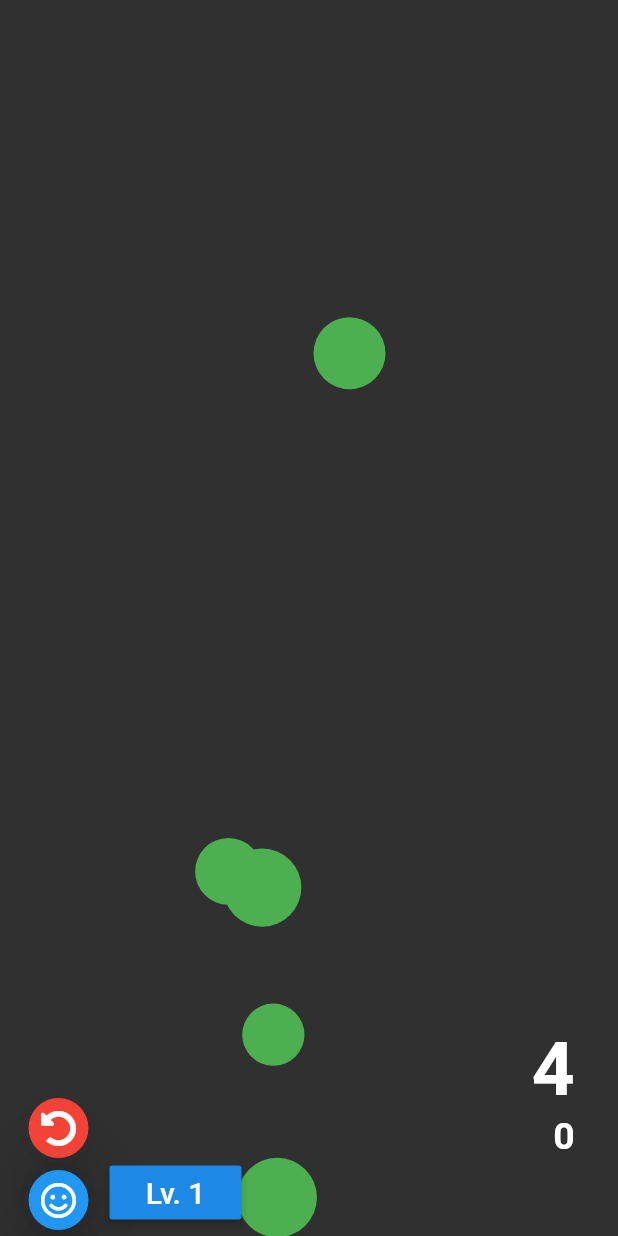
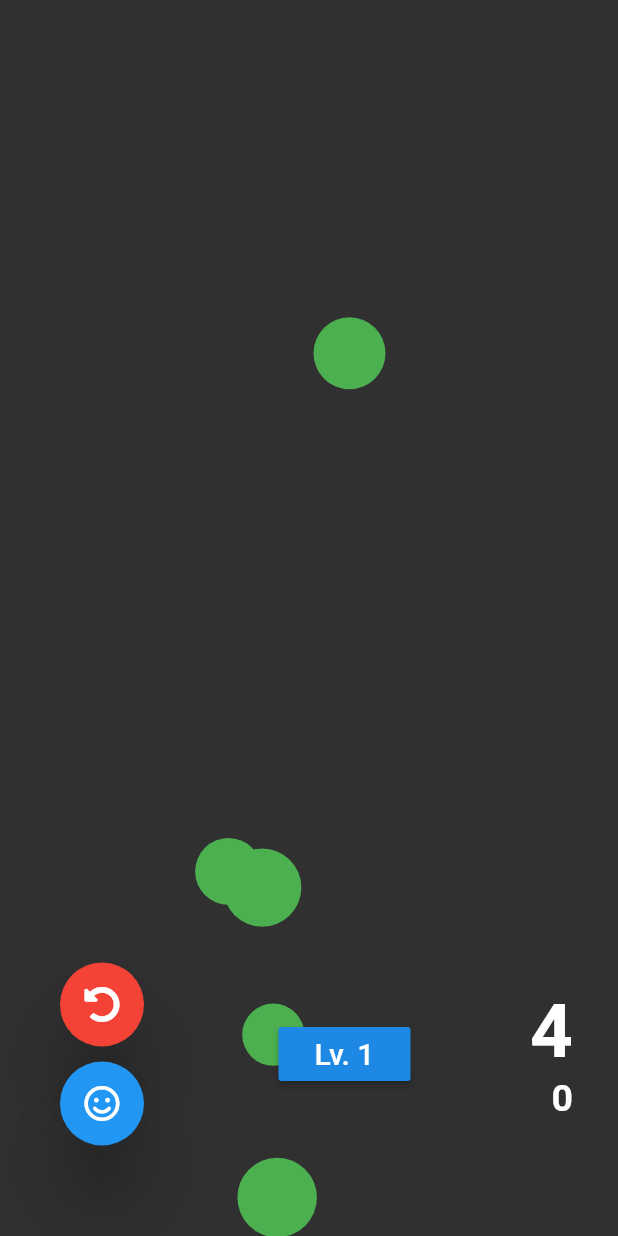
Before and after one commit to theguymeyer/reaction, a Flutter app: the screen it shows after launch, on a phone screen of 412 x 824 dp. Run offline on Flutter 3.47's test engine with Material 2 defaults, Android fonts, the phone set to English and light mode, and no system bars; our stand-ins replace font_awesome_flutter; Roboto replaces fonts that are missing (Georgia, Hind).

Commit message:
new menu location

```diff
--- a/lib/levels.dart
+++ b/lib/levels.dart
@@ -8,7 +8,7 @@ class Levels {
 
   // Level(this._id, this._batchSize, this._sizeRange, this._speedRange, this._initialTime, this._timeBonusDecimal, this._targetScore)
   List<Level> _levels = [
-    Level(1, 5, Offset(4, 20), Offset(1,17), 700, 0.1, 4), // high variance Size and Speed
+    Level(1, 5, Offset(4, 20), Offset(1,17), 700, 0.05, 4), // high variance Size and Speed
     Level(2, 10, Offset(2, 15), Offset(0.2, 7.5), 2000, 0.1, 10), // fun level
     Level(3, 30, Offset(3, 10), Offset(3.5, 5.5), 1000, 0.1, 10),
     // Level(2, 20, 0.3),
--- a/lib/main.dart
+++ b/lib/main.dart
@@ -13,6 +13,7 @@ import 'package:chain_reaction/gameInfo.dart';
 import 'package:chain_reaction/fieldManagerWidget.dart';
 import 'package:chain_reaction/gameTimer.dart';
 import 'package:chain_reaction/menu_widgets.dart';
+import 'package:chain_reaction/next_level_widget.dart';
 // import 'package:chain_reaction/my_game_timer.dart';
 import 'package:chain_reaction/notifiers.dart';
 import 'package:chain_reaction/score_widgets.dart';
@@ -122,27 +123,40 @@ class _GamePageState extends State<GamePage> {
           );
         }),
         Container(
-          // menu widgets
-          alignment: Alignment(-0.85, -0.85),
+            padding: EdgeInsets.all(30),
+            alignment: Alignment(-0.85, 0.95),
+            child: Row(
+                crossAxisAlignment: CrossAxisAlignment.center,
+                mainAxisAlignment: MainAxisAlignment.spaceBetween,
+                children: <Widget>[
+                  FittedBox(
+                    // menu widgets (restart button and info button)
                     child: Padding(
-              padding: EdgeInsets.symmetric(vertical: 0, horizontal: 10),
+                        padding:
+                            EdgeInsets.symmetric(vertical: 10, horizontal: 10),
                         child: MenuWidgets(
-                currentLevel: currentLevel,
                           restartLevel: () {
                             restartLevel();
                           },
+                        )),
+                  ),
+                  FittedBox(
+                    // next level
+                    child: NextLevelWidget(
+                      currentLevel: currentLevel,
                       nextLevel: () {
                         Provider.of<TotalScore>(context, listen: false)
                             .addTotalPoints(gameInfo.score);
                         nextLevel();
                       },
-              )),
                     ),
-        Container(
+                  ),
+                  FittedBox(
                     // score widgets
-          alignment: Alignment(0.85, 1.0),
+                    alignment: Alignment(0.85, 0.85),
                     child: ScoreWidgets(gameInfo),
-        ),
+                  )
+                ])),
       ],
     ));
   }
--- a/lib/menu_widgets.dart
+++ b/lib/menu_widgets.dart
@@ -5,13 +5,15 @@ import 'package:font_awesome_flutter/font_awesome_flutter.dart';
 import 'package:provider/provider.dart';
 
 class MenuWidgets extends StatelessWidget {
-  final int currentLevel;
+  // final int currentLevel;
   final GameCallback restartLevel;
-  final GameCallback nextLevel;
-  final double _horizPadding = 5;
+  // final GameCallback nextLevel;
+  final double _horizPadding = 0;
+  final double _vertPadding = 5;
   final double _elevation = 20;
 
-  const MenuWidgets({this.currentLevel, this.restartLevel, this.nextLevel});
+  // const MenuWidgets({this.currentLevel, this.restartLevel, this.nextLevel});
+  const MenuWidgets({this.restartLevel});
 
   @override
   Widget build(BuildContext context) {
@@ -22,55 +24,54 @@ class MenuWidgets extends StatelessWidget {
             mainAxisAlignment: MainAxisAlignment.end,
             children: <Widget>[
               Padding(
-                  // reset button
+
+                  /// reset button
                   padding: EdgeInsets.symmetric(
-                      vertical: 0, horizontal: _horizPadding),
+                      vertical: _vertPadding, horizontal: _horizPadding),
                   child: Container(
                       child: FloatingActionButton(
-                          mini: true,
+                          mini: false,
                           backgroundColor: Colors.red,
                           elevation: _elevation,
                           child: Icon(FontAwesomeIcons.undoAlt),
                           onPressed: () => {restartLevel()}))),
               Padding(
-                  // info button
+
+                  /// info button
                   padding: EdgeInsets.symmetric(
-                      vertical: 0, horizontal: _horizPadding),
+                      vertical: _vertPadding, horizontal: _horizPadding),
                   child: Container(
                       child: FloatingActionButton(
-                          mini: true,
+                          mini: false,
                           backgroundColor: Colors.blue,
                           elevation: _elevation,
                           child: Icon(FontAwesomeIcons.smile),
                           onPressed: () => {}))),
             ]),
-        Padding(
-            // new level button
-            padding:
-                EdgeInsets.symmetric(vertical: _horizPadding, horizontal: _horizPadding),
-            child: Column(
-                crossAxisAlignment: CrossAxisAlignment.start,
-                mainAxisAlignment: MainAxisAlignment.end,
-                children: <Widget>[
-                  Consumer<StatusNotifier>(
-                      builder: (context, myStatusNotifer, _) {
-                    return (myStatusNotifer.getStatus == Status.winner)
-                        ? RaisedButton(
-                            elevation: _elevation,
-                            color: Colors.yellow,
-                            child: Text("Lv. ${(currentLevel + 1).toString()}",
-                                style: TextStyle(fontSize: 20)),
-                            onPressed: () {
-                              nextLevel();
-                            },
-                          )
-                        : RaisedButton(
-                            child: Text("Lv. ${(currentLevel).toString()}",
-                                style: TextStyle(fontSize: 20)),
-                            onPressed: () {},
-                          );
-                  })
-                ]))
+        // Column(
+
+        //     /// level counter + next level button
+        //     crossAxisAlignment: CrossAxisAlignment.start,
+        //     mainAxisAlignment: MainAxisAlignment.end,
+        //     children: <Widget>[
+        //       Consumer<StatusNotifier>(builder: (context, myStatusNotifer, _) {
+        //         return (myStatusNotifer.getStatus == Status.winner)
+        //             ? RaisedButton(
+        //                 elevation: _elevation,
+        //                 color: Colors.yellow,
+        //                 child: Text("Lv. ${(currentLevel + 1).toString()}",
+        //                     style: TextStyle(fontSize: 20)),
+        //                 onPressed: () {
+        //                   nextLevel();
+        //                 },
+        //               )
+        //             : RaisedButton(
+        //                 child: Text("Lv. ${(currentLevel).toString()}",
+        //                     style: TextStyle(fontSize: 20)),
+        //                 onPressed: () {},
+        //               );
+        //       })
+        //     ])
       ],
     );
   }
--- /dev/null
+++ b/lib/next_level_widget.dart
@@ -0,0 +1,45 @@
+// import 'package:chain_reaction/gameInfo.dart';
+import 'package:chain_reaction/notifiers.dart';
+import 'package:flutter/material.dart';
+// import 'package:font_awesome_flutter/font_awesome_flutter.dart';
+import 'package:provider/provider.dart';
+
+class NextLevelWidget extends StatelessWidget {
+  final int currentLevel;
+  // final GameCallback restartLevel;
+  final GameCallback nextLevel;
+  final double _horizPadding = 0;
+  final double _vertPadding = 5;
+  final double _elevation = 20;
+
+  const NextLevelWidget({this.currentLevel, this.nextLevel});
+
+  @override
+  Widget build(BuildContext context) {
+    return Column(
+        /// next level button
+        crossAxisAlignment: CrossAxisAlignment.start,
+        mainAxisAlignment: MainAxisAlignment.end,
+        children: <Widget>[
+          Consumer<StatusNotifier>(builder: (context, myStatusNotifer, _) {
+            return (myStatusNotifer.getStatus == Status.winner)
+                ? RaisedButton(
+                    elevation: _elevation,
+                    color: Colors.yellow,
+                    child: Text("Lv. ${(currentLevel + 1).toString()}",
+                        style: TextStyle(fontSize: 20)),
+                    onPressed: () {
+                      nextLevel();
+                    },
+                  )
+                : RaisedButton(
+                    child: Text("Lv. ${(currentLevel).toString()}",
+                        style: TextStyle(fontSize: 20)),
+                    onPressed: () {},
+                  );
+          })
+        ]);
+  }
+}
+
+typedef GameCallback = void Function();
--- a/lib/score_widgets.dart
+++ b/lib/score_widgets.dart
@@ -17,9 +17,7 @@ class ScoreWidgets extends StatefulWidget {
 class _ScoreWidgetsState extends State<ScoreWidgets> {
   @override
   Widget build(BuildContext context) {
-    return Padding(
-        padding: EdgeInsets.symmetric(vertical: 52),
-        child: Column(
+    return Column(
           crossAxisAlignment: CrossAxisAlignment.end,
           mainAxisAlignment: MainAxisAlignment.end,
           children: <Widget>[
@@ -28,7 +26,6 @@ class _ScoreWidgetsState extends State<ScoreWidgets> {
                 child: Consumer<CaughtPointNotifier>(
                     builder: (context, thisNotifier, _) {
               return Text(
-                // TODO this reaching zero freezes game and next level
                 "${widget._gameInfo.targetScoreForCurrentLevel.round() - thisNotifier.caughtPoints}",
                 style: TextStyle(
                   fontSize: 50.0,
@@ -51,6 +48,6 @@ class _ScoreWidgetsState extends State<ScoreWidgets> {
               );
             })),
           ],
-        ));
+        );
   }
 }
```
Lines whose indentation alone changed are shown as unchanged.
